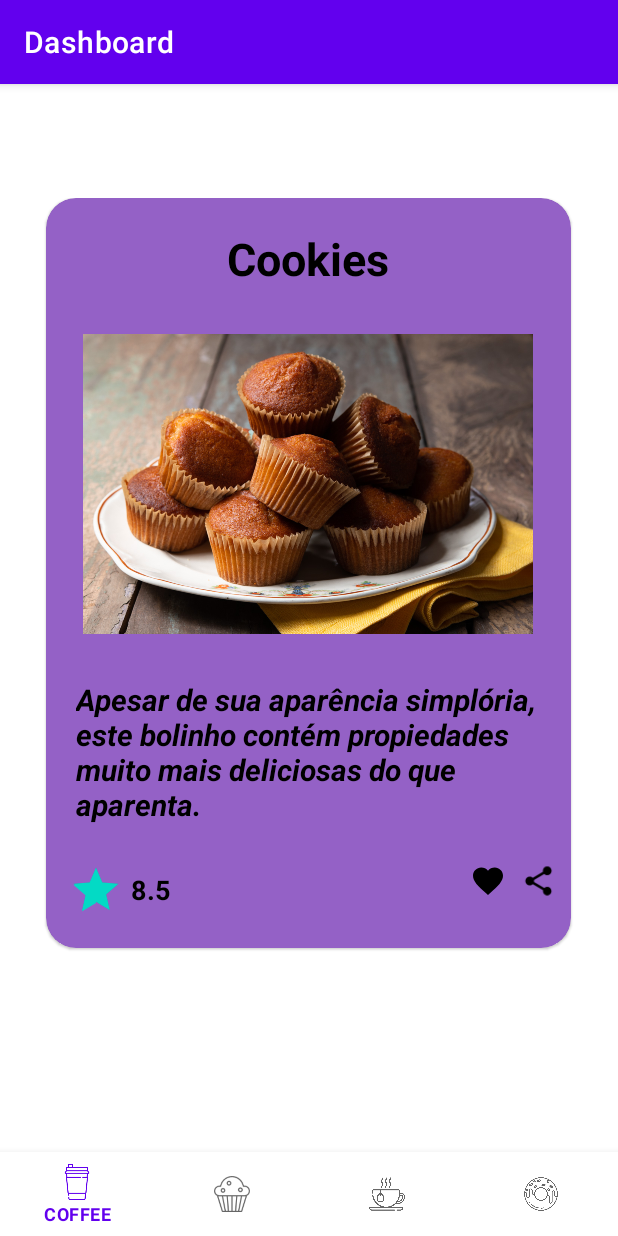
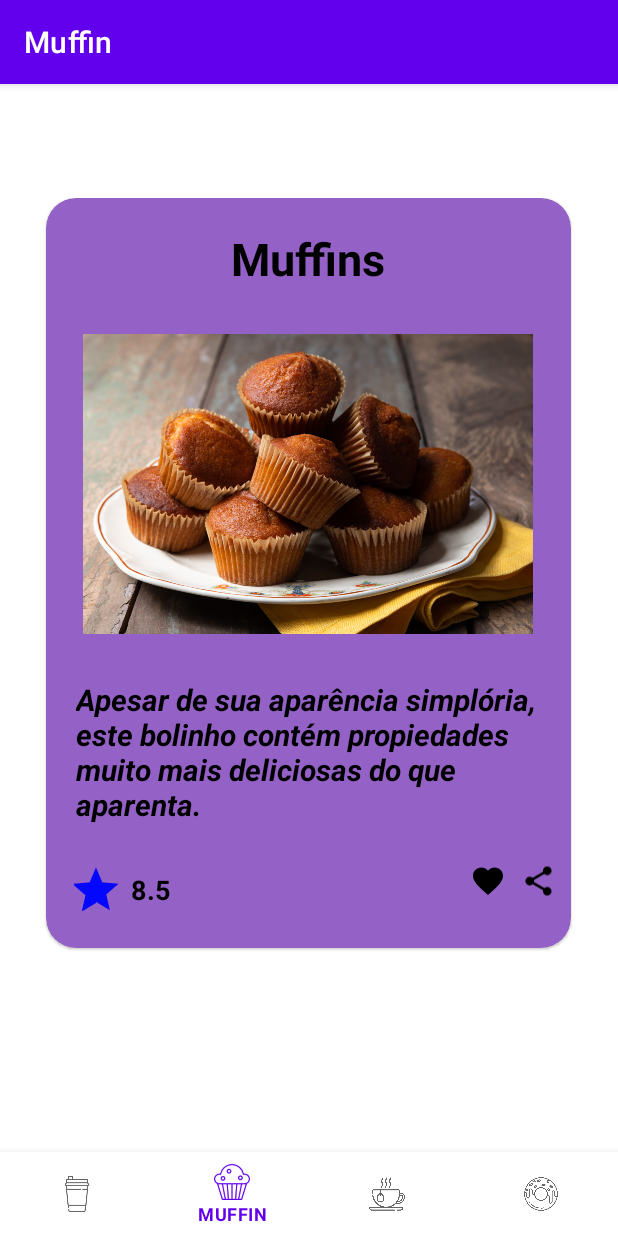
Before and after one commit to Yan-Sena/MyCoffee, an Android app: the MuffinFragment screen opened through its navigation route, on a phone screen of 412 x 824 dp. Run offline under Robolectric (Android 15) with nearby library versions, the phone set to English and light mode, and no system bars; our stand-ins replace navigation-ui.

Commit message:
Implementado movimentação de Fragment

```diff
--- a/app/src/main/java/br/com/etecia/mycoffee/MainActivity.java
+++ b/app/src/main/java/br/com/etecia/mycoffee/MainActivity.java
@@ -27,7 +27,7 @@ public class MainActivity extends AppCompatActivity {
         // Passing each menu ID as a set of Ids because each
         // menu should be considered as top level destinations.
         AppBarConfiguration appBarConfiguration = new AppBarConfiguration.Builder(
-                R.id.navigation_home, R.id.navigation_dashboard, R.id.navigation_notifications)
+                R.id.navigation_coffee, R.id.navigation_muffin, R.id.navigation_tea,R.id.navigation_donuts)
                 .build();
         NavController navController = Navigation.findNavController(this, R.id.nav_host_fragment_activity_main);
         NavigationUI.setupActionBarWithNavController(this, navController, appBarConfiguration);
--- a/app/src/main/res/layout/fragment_muffin.xml
+++ b/app/src/main/res/layout/fragment_muffin.xml
@@ -25,7 +25,7 @@
                 android:layout_height="wrap_content"
                 android:layout_gravity="center_horizontal"
                 android:layout_margin="20sp"
-                android:text="Cookies"
+                android:text="Muffins"
                 android:textColor="#000000"
                 android:textSize="30sp"
                 android:textStyle="bold" />
--- a/app/src/main/res/navigation/mobile_navigation.xml
+++ b/app/src/main/res/navigation/mobile_navigation.xml
@@ -3,23 +3,30 @@
     xmlns:app="http://schemas.android.com/apk/res-auto"
     xmlns:tools="http://schemas.android.com/tools"
     android:id="@+id/mobile_navigation"
-    app:startDestination="@+id/navigation_home">
+    app:startDestination="@+id/navigation_coffee">
 
     <fragment
-        android:id="@+id/navigation_home"
+        android:id="@+id/navigation_coffee"
         android:name="br.com.etecia.mycoffee.ui.coffee.CoffeeFragment"
-        android:label="@string/title_home"
+        android:label="Coffee"
         tools:layout="@layout/fragment_coffee" />
 
     <fragment
-        android:id="@+id/navigation_dashboard"
+        android:id="@+id/navigation_muffin"
         android:name="br.com.etecia.mycoffee.ui.muffin.MuffinFragment"
-        android:label="@string/title_dashboard"
+        android:label="Muffin"
         tools:layout="@layout/fragment_muffin" />
 
     <fragment
-        android:id="@+id/navigation_notifications"
-        android:name="br.com.etecia.mycoffee.ui.tea.DonutsFragment"
-        android:label="@string/title_notifications"
+        android:id="@+id/navigation_tea"
+        android:name="br.com.etecia.mycoffee.ui.tea.TeaFragment"
+        android:label="Tea"
         tools:layout="@layout/fragment_tea" />
+
+    <fragment
+        android:id="@+id/navigation_donuts"
+        android:name="br.com.etecia.mycoffee.ui.donuts.DonutsFragment"
+        android:label="Donuts"
+        tools:layout="@layout/fragment_donuts" />
+
 </navigation>
--- a/app/src/main/res/values/colors.xml
+++ b/app/src/main/res/values/colors.xml
@@ -3,7 +3,7 @@
     <color name="purple_200">#FFBB86FC</color>
     <color name="purple_500">#FF6200EE</color>
     <color name="purple_700">#FF3700B3</color>
-    <color name="teal_200">#FF03DAC5</color>
+    <color name="teal_200">#0307FF</color>
     <color name="teal_700">#FF018786</color>
     <color name="black">#FF000000</color>
     <color name="white">#FFFFFFFF</color>
```
